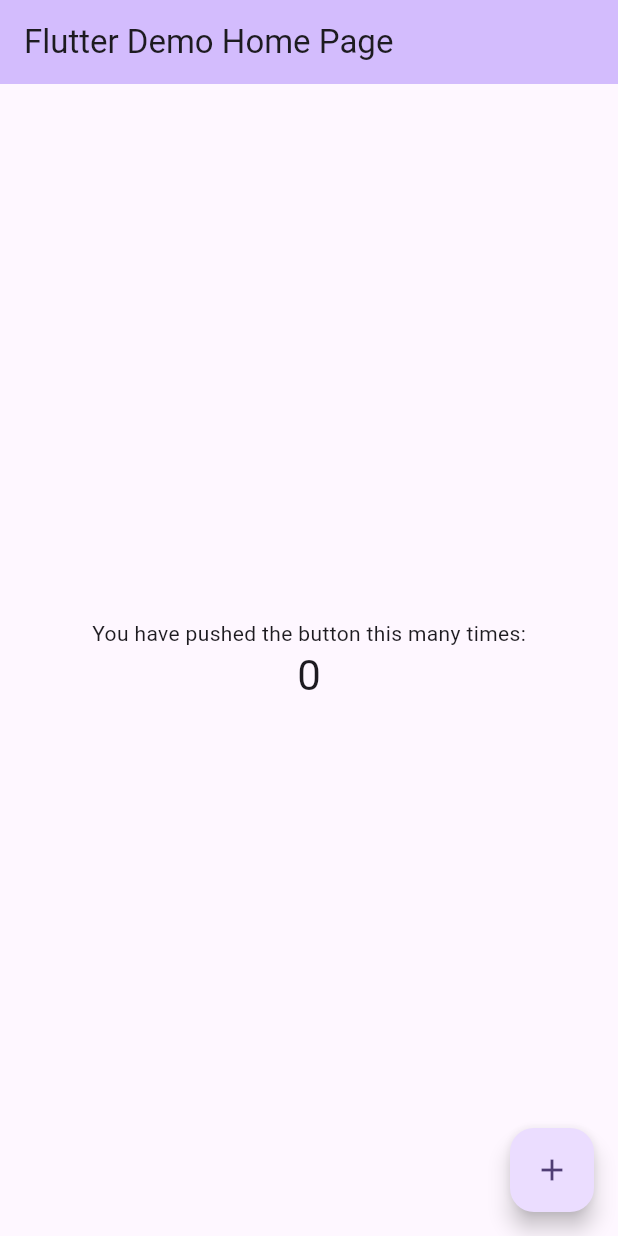
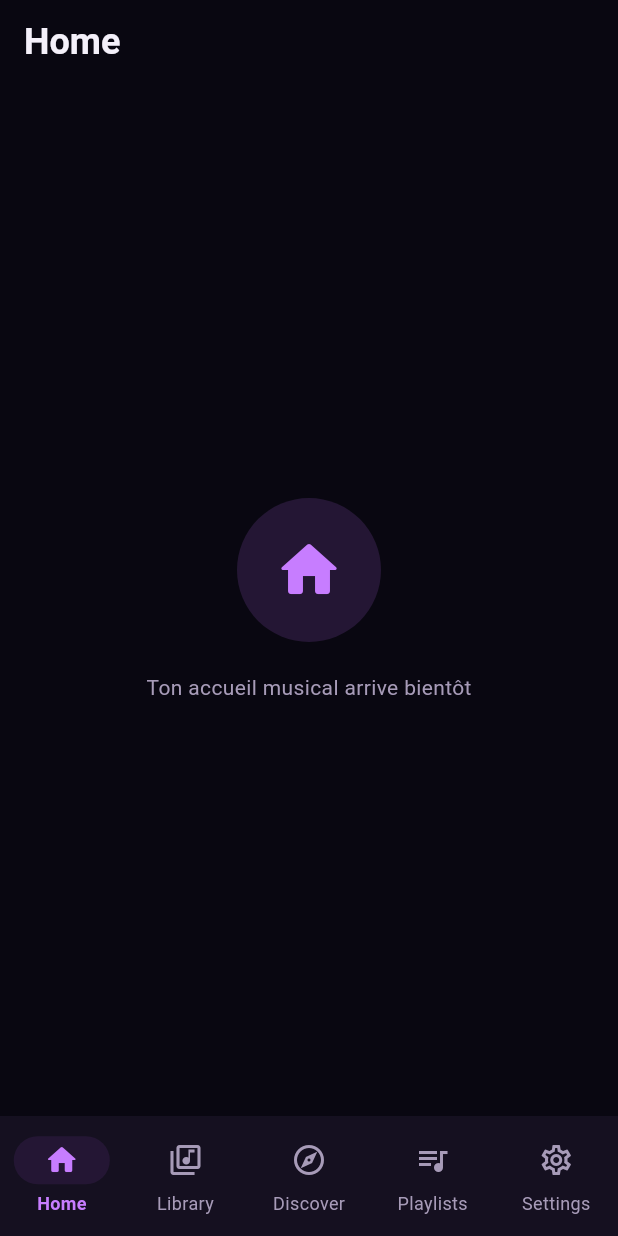
Before and after one commit to Arotia-ctrl/soundwave, a Flutter app: the screen it shows after launch, on a phone screen of 412 x 824 dp. Run offline on Flutter 3.47's test engine with Material 3 defaults, Android fonts, the phone set to English and light mode, and no system bars; our stand-ins replace flutter_riverpod.

Commit message:
fondations, theme et navigation

```diff
--- /dev/null
+++ b/lib/core/navigation/main_shell.dart
@@ -0,0 +1,63 @@
+import 'package:flutter/material.dart';
+import '../../features/discover/presentation/discover_screen.dart';
+import '../../features/home/presentation/home_screen.dart';
+import '../../features/library/presentation/library_screen.dart';
+import '../../features/playlists/presentation/playlists_screen.dart';
+import '../../features/settings/presentation/settings_screen.dart';
+
+class MainShell extends StatefulWidget {
+  const MainShell({super.key});
+
+  @override
+  State<MainShell> createState() => _MainShellState();
+}
+
+class _MainShellState extends State<MainShell> {
+  int _index = 0;
+
+  static const _screens = <Widget>[
+    HomeScreen(),
+    LibraryScreen(),
+    DiscoverScreen(),
+    PlaylistsScreen(),
+    SettingsScreen(),
+  ];
+
+  @override
+  Widget build(BuildContext context) {
+    return Scaffold(
+      body: IndexedStack(index: _index, children: _screens),
+      bottomNavigationBar: NavigationBar(
+        selectedIndex: _index,
+        onDestinationSelected: (i) => setState(() => _index = i),
+        destinations: const [
+          NavigationDestination(
+            icon: Icon(Icons.home_outlined),
+            selectedIcon: Icon(Icons.home_rounded),
+            label: 'Home',
+          ),
+          NavigationDestination(
+            icon: Icon(Icons.library_music_outlined),
+            selectedIcon: Icon(Icons.library_music_rounded),
+            label: 'Library',
+          ),
+          NavigationDestination(
+            icon: Icon(Icons.explore_outlined),
+            selectedIcon: Icon(Icons.explore_rounded),
+            label: 'Discover',
+          ),
+          NavigationDestination(
+            icon: Icon(Icons.queue_music_outlined),
+            selectedIcon: Icon(Icons.queue_music_rounded),
+            label: 'Playlists',
+          ),
+          NavigationDestination(
+            icon: Icon(Icons.settings_outlined),
+            selectedIcon: Icon(Icons.settings_rounded),
+            label: 'Settings',
+          ),
+        ],
+      ),
+    );
+  }
+}
--- /dev/null
+++ b/lib/core/theme/app_colors.dart
@@ -0,0 +1,11 @@
+import 'package:flutter/material.dart';
+
+class AppColors {
+  static const Color background = Color(0xFF090711);
+  static const Color surface = Color(0xFF151020);
+  static const Color elevated = Color(0xFF241634);
+  static const Color primary = Color(0xFF9B5DE5);
+  static const Color accent = Color(0xFFC77DFF);
+  static const Color text = Color(0xFFF4F0FA);
+  static const Color textMuted = Color(0xFFA79BB8);
+}
--- /dev/null
+++ b/lib/core/theme/app_theme.dart
@@ -0,0 +1,53 @@
+import 'package:flutter/material.dart';
+import 'app_colors.dart';
+
+class AppTheme {
+  static ThemeData get dark {
+    const scheme = ColorScheme.dark(
+      primary: AppColors.primary,
+      secondary: AppColors.accent,
+      surface: AppColors.surface,
+      onPrimary: AppColors.text,
+      onSecondary: AppColors.background,
+      onSurface: AppColors.text,
+    );
+
+    return ThemeData(
+      useMaterial3: true,
+      brightness: Brightness.dark,
+      colorScheme: scheme,
+      scaffoldBackgroundColor: AppColors.background,
+      appBarTheme: const AppBarTheme(
+        backgroundColor: AppColors.background,
+        foregroundColor: AppColors.text,
+        elevation: 0,
+        centerTitle: false,
+      ),
+      navigationBarTheme: NavigationBarThemeData(
+        backgroundColor: AppColors.surface,
+        indicatorColor: AppColors.elevated,
+        labelTextStyle: WidgetStateProperty.resolveWith((states) {
+          final selected = states.contains(WidgetState.selected);
+          return TextStyle(
+            fontSize: 12,
+            fontWeight: selected ? FontWeight.w600 : FontWeight.w400,
+            color: selected ? AppColors.accent : AppColors.textMuted,
+          );
+        }),
+        iconTheme: WidgetStateProperty.resolveWith((states) {
+          final selected = states.contains(WidgetState.selected);
+          return IconThemeData(
+            color: selected ? AppColors.accent : AppColors.textMuted,
+          );
+        }),
+      ),
+      textTheme: const TextTheme(
+        headlineSmall: TextStyle(
+          color: AppColors.text,
+          fontWeight: FontWeight.w700,
+        ),
+        bodyMedium: TextStyle(color: AppColors.textMuted),
+      ),
+    );
+  }
+}
--- /dev/null
+++ b/lib/features/discover/presentation/discover_screen.dart
@@ -0,0 +1,15 @@
+import 'package:flutter/material.dart';
+import '../../../shared/widgets/placeholder_screen.dart';
+
+class DiscoverScreen extends StatelessWidget {
+  const DiscoverScreen({super.key});
+
+  @override
+  Widget build(BuildContext context) {
+    return const PlaceholderScreen(
+      title: 'Discover',
+      icon: Icons.explore_rounded,
+      subtitle: 'Catégories Soft / Non-soft à venir',
+    );
+  }
+}
--- /dev/null
+++ b/lib/features/home/presentation/home_screen.dart
@@ -0,0 +1,15 @@
+import 'package:flutter/material.dart';
+import '../../../shared/widgets/placeholder_screen.dart';
+
+class HomeScreen extends StatelessWidget {
+  const HomeScreen({super.key});
+
+  @override
+  Widget build(BuildContext context) {
+    return const PlaceholderScreen(
+      title: 'Home',
+      icon: Icons.home_rounded,
+      subtitle: 'Ton accueil musical arrive bientôt',
+    );
+  }
+}
--- /dev/null
+++ b/lib/features/library/presentation/library_screen.dart
@@ -0,0 +1,15 @@
+import 'package:flutter/material.dart';
+import '../../../shared/widgets/placeholder_screen.dart';
+
+class LibraryScreen extends StatelessWidget {
+  const LibraryScreen({super.key});
+
+  @override
+  Widget build(BuildContext context) {
+    return const PlaceholderScreen(
+      title: 'Library',
+      icon: Icons.library_music_rounded,
+      subtitle: 'Ta bibliothèque apparaîtra ici',
+    );
+  }
+}
--- /dev/null
+++ b/lib/features/playlists/presentation/playlists_screen.dart
@@ -0,0 +1,15 @@
+import 'package:flutter/material.dart';
+import '../../../shared/widgets/placeholder_screen.dart';
+
+class PlaylistsScreen extends StatelessWidget {
+  const PlaylistsScreen({super.key});
+
+  @override
+  Widget build(BuildContext context) {
+    return const PlaceholderScreen(
+      title: 'Playlists',
+      icon: Icons.queue_music_rounded,
+      subtitle: 'Tes playlists seront listées ici',
+    );
+  }
+}
--- /dev/null
+++ b/lib/features/settings/presentation/settings_screen.dart
@@ -0,0 +1,15 @@
+import 'package:flutter/material.dart';
+import '../../../shared/widgets/placeholder_screen.dart';
+
+class SettingsScreen extends StatelessWidget {
+  const SettingsScreen({super.key});
+
+  @override
+  Widget build(BuildContext context) {
+    return const PlaceholderScreen(
+      title: 'Settings',
+      icon: Icons.settings_rounded,
+      subtitle: 'Les réglages arrivent bientôt',
+    );
+  }
+}
--- a/lib/main.dart
+++ b/lib/main.dart
@@ -1,122 +1,22 @@
 import 'package:flutter/material.dart';
+import 'package:flutter_riverpod/flutter_riverpod.dart';
+import 'core/navigation/main_shell.dart';
+import 'core/theme/app_theme.dart';
 
 void main() {
-  runApp(const MyApp());
+  runApp(const ProviderScope(child: SoundwaveApp()));
 }
 
-class MyApp extends StatelessWidget {
-  const MyApp({super.key});
+class SoundwaveApp extends StatelessWidget {
+  const SoundwaveApp({super.key});
 
-  // This widget is the root of your application.
   @override
   Widget build(BuildContext context) {
     return MaterialApp(
-      title: 'Flutter Demo',
-      theme: ThemeData(
-        // This is the theme of your application.
-        //
-        // TRY THIS: Try running your application with "flutter run". You'll see
-        // the application has a purple toolbar. Then, without quitting the app,
-        // try changing the seedColor in the colorScheme below to Colors.green
-        // and then invoke "hot reload" (save your changes or press the "hot
-        // reload" button in a Flutter-supported IDE, or press "r" if you used
-        // the command line to start the app).
-        //
-        // Notice that the counter didn't reset back to zero; the application
-        // state is not lost during the reload. To reset the state, use hot
-        // restart instead.
-        //
-        // This works for code too, not just values: Most code changes can be
-        // tested with just a hot reload.
-        colorScheme: .fromSeed(seedColor: Colors.deepPurple),
-      ),
-      home: const MyHomePage(title: 'Flutter Demo Home Page'),
+      title: 'SOUNDWAVE',
+      debugShowCheckedModeBanner: false,
+      theme: AppTheme.dark,
+      home: const MainShell(),
     );
   }
 }
-
-class MyHomePage extends StatefulWidget {
-  const MyHomePage({super.key, required this.title});
-
-  // This widget is the home page of your application. It is stateful, meaning
-  // that it has a State object (defined below) that contains fields that affect
-  // how it looks.
-
-  // This class is the configuration for the state. It holds the values (in this
-  // case the title) provided by the parent (in this case the App widget) and
-  // used by the build method of the State. Fields in a Widget subclass are
-  // always marked "final".
-
-  final String title;
-
-  @override
-  State<MyHomePage> createState() => _MyHomePageState();
-}
-
-class _MyHomePageState extends State<MyHomePage> {
-  int _counter = 0;
-
-  void _incrementCounter() {
-    setState(() {
-      // This call to setState tells the Flutter framework that something has
-      // changed in this State, which causes it to rerun the build method below
-      // so that the display can reflect the updated values. If we changed
-      // _counter without calling setState(), then the build method would not be
-      // called again, and so nothing would appear to happen.
-      _counter++;
-    });
-  }
-
-  @override
-  Widget build(BuildContext context) {
-    // This method is rerun every time setState is called, for instance as done
-    // by the _incrementCounter method above.
-    //
-    // The Flutter framework has been optimized to make rerunning build methods
-    // fast, so that you can just rebuild anything that needs updating rather
-    // than having to individually change instances of widgets.
-    return Scaffold(
-      appBar: AppBar(
-        // TRY THIS: Try changing the color here to a specific color (to
-        // Colors.amber, perhaps?) and trigger a hot reload to see the AppBar
-        // change color while the other colors stay the same.
-        backgroundColor: Theme.of(context).colorScheme.inversePrimary,
-        // Here we take the value from the MyHomePage object that was created by
-        // the App.build method, and use it to set our appbar title.
-        title: Text(widget.title),
-      ),
-      body: Center(
-        // Center is a layout widget. It takes a single child and positions it
-        // in the middle of the parent.
-        child: Column(
-          // Column is also a layout widget. It takes a list of children and
-          // arranges them vertically. By default, it sizes itself to fit its
-          // children horizontally, and tries to be as tall as its parent.
-          //
-          // Column has various properties to control how it sizes itself and
-          // how it positions its children. Here we use mainAxisAlignment to
-          // center the children vertically; the main axis here is the vertical
-          // axis because Columns are vertical (the cross axis would be
-          // horizontal).
-          //
-          // TRY THIS: Invoke "debug painting" (choose the "Toggle Debug Paint"
-          // action in the IDE, or press "p" in the console), to see the
-          // wireframe for each widget.
-          mainAxisAlignment: .center,
-          children: [
-            const Text('You have pushed the button this many times:'),
-            Text(
-              '$_counter',
-              style: Theme.of(context).textTheme.headlineMedium,
-            ),
-          ],
-        ),
-      ),
-      floatingActionButton: FloatingActionButton(
-        onPressed: _incrementCounter,
-        tooltip: 'Increment',
-        child: const Icon(Icons.add),
-      ),
-    );
-  }
-}
--- /dev/null
+++ b/lib/shared/widgets/placeholder_screen.dart
@@ -0,0 +1,41 @@
+import 'package:flutter/material.dart';
+import '../../core/theme/app_colors.dart';
+
+class PlaceholderScreen extends StatelessWidget {
+  final String title;
+  final IconData icon;
+  final String subtitle;
+
+  const PlaceholderScreen({
+    super.key,
+    required this.title,
+    required this.icon,
+    required this.subtitle,
+  });
+
+  @override
+  Widget build(BuildContext context) {
+    return Scaffold(
+      appBar: AppBar(
+        title: Text(title, style: Theme.of(context).textTheme.headlineSmall),
+      ),
+      body: Center(
+        child: Column(
+          mainAxisSize: MainAxisSize.min,
+          children: [
+            Container(
+              padding: const EdgeInsets.all(24),
+              decoration: const BoxDecoration(
+                color: AppColors.elevated,
+                shape: BoxShape.circle,
+              ),
+              child: Icon(icon, size: 48, color: AppColors.accent),
+            ),
+            const SizedBox(height: 20),
+            Text(subtitle, style: Theme.of(context).textTheme.bodyMedium),
+          ],
+        ),
+      ),
+    );
+  }
+}
```
Also changed, not shown: 1 other file.
